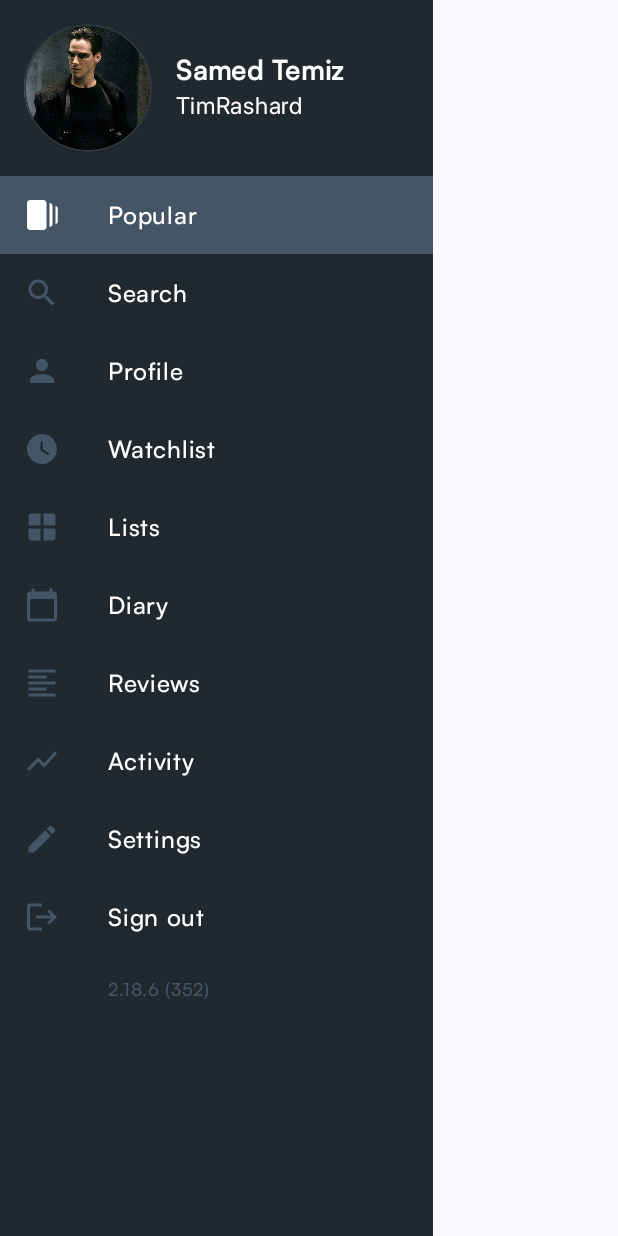
After one commit to SamedTemiz/Letterboxd_Bootcamp, an Android app built with Jetpack Compose: the composable DrawerContent shown on its own in the app's theme, on a phone screen of 412 x 824 dp. The commit adds this screen. Run offline under Robolectric (Android 15) with nearby library versions, the phone set to English and light mode, and no system bars.

Commit message:
Base dashboard is created. Drawer added.

```diff
--- a/app/src/main/java/com/timrashard/letterboxd_bootcamp/MainActivity.kt
+++ b/app/src/main/java/com/timrashard/letterboxd_bootcamp/MainActivity.kt
@@ -4,15 +4,15 @@ import android.os.Bundle
 import androidx.activity.ComponentActivity
 import androidx.activity.compose.setContent
 import androidx.activity.enableEdgeToEdge
+import com.timrashard.letterboxd_bootcamp.presentation.screens.popular.PopularScreen
 import com.timrashard.letterboxd_bootcamp.ui.theme.Letterboxd_BootcampTheme
 
 class MainActivity : ComponentActivity() {
     override fun onCreate(savedInstanceState: Bundle?) {
         super.onCreate(savedInstanceState)
-        enableEdgeToEdge()
         setContent {
             Letterboxd_BootcampTheme {
-
+                PopularScreen()
             }
         }
     }
--- /dev/null
+++ b/app/src/main/java/com/timrashard/letterboxd_bootcamp/presentation/components/DrawerContent.kt
@@ -0,0 +1,147 @@
+package com.timrashard.letterboxd_bootcamp.presentation.components
+
+import androidx.compose.foundation.Image
+import androidx.compose.foundation.background
+import androidx.compose.foundation.border
+import androidx.compose.foundation.clickable
+import androidx.compose.foundation.layout.Column
+import androidx.compose.foundation.layout.Row
+import androidx.compose.foundation.layout.Spacer
+import androidx.compose.foundation.layout.fillMaxSize
+import androidx.compose.foundation.layout.fillMaxWidth
+import androidx.compose.foundation.layout.padding
+import androidx.compose.foundation.layout.size
+import androidx.compose.foundation.layout.width
+import androidx.compose.foundation.lazy.LazyColumn
+import androidx.compose.foundation.lazy.itemsIndexed
+import androidx.compose.foundation.shape.CircleShape
+import androidx.compose.material3.Icon
+import androidx.compose.material3.ModalDrawerSheet
+import androidx.compose.material3.Text
+import androidx.compose.runtime.Composable
+import androidx.compose.runtime.mutableStateOf
+import androidx.compose.runtime.remember
+import androidx.compose.ui.Alignment
+import androidx.compose.ui.Modifier
+import androidx.compose.ui.draw.clip
+import androidx.compose.ui.graphics.Color
+import androidx.compose.ui.graphics.RectangleShape
+import androidx.compose.ui.res.painterResource
+import androidx.compose.ui.text.font.FontWeight
+import androidx.compose.ui.unit.dp
+import androidx.compose.ui.unit.sp
+import com.timrashard.letterboxd_bootcamp.R
+import com.timrashard.letterboxd_bootcamp.ui.theme.L_Black
+import com.timrashard.letterboxd_bootcamp.ui.theme.L_LightGray
+import com.timrashard.letterboxd_bootcamp.ui.theme.DisplayPro
+import com.timrashard.letterboxd_bootcamp.ui.theme.L_Gray
+import com.timrashard.letterboxd_bootcamp.ui.theme.Satoshi
+
+@Composable
+fun DrawerContent() {
+    val menuList = listOf(
+        DrawerMenu(icon = R.drawable.ic_popular, "Popular"),
+        DrawerMenu(icon = R.drawable.ic_search, "Search"),
+        DrawerMenu(icon = R.drawable.ic_profile, "Profile"),
+        DrawerMenu(icon = R.drawable.ic_watchlist, "Watchlist"),
+        DrawerMenu(icon = R.drawable.ic_lists, "Lists"),
+        DrawerMenu(icon = R.drawable.ic_diary, "Diary"),
+        DrawerMenu(icon = R.drawable.ic_review, "Reviews"),
+        DrawerMenu(icon = R.drawable.ic_activity, "Activity"),
+        DrawerMenu(icon = R.drawable.ic_settings, "Settings"),
+        DrawerMenu(icon = R.drawable.ic_signout, "Sign out")
+    )
+
+    val selectedItem = remember { mutableStateOf(0) }
+
+    ModalDrawerSheet(
+        modifier = Modifier.fillMaxWidth(0.70f),
+        drawerShape = RectangleShape,
+        drawerContainerColor = L_Black,
+        drawerContentColor = Color.White
+    ) {
+        Column(
+            horizontalAlignment = Alignment.Start,
+            modifier = Modifier.fillMaxSize()
+        ) {
+            Row(
+                verticalAlignment = Alignment.CenterVertically,
+                modifier = Modifier.padding(start = 16.dp, top = 16.dp, bottom = 16.dp)
+            ) {
+                Image(
+                    painter = painterResource(id = R.drawable.neo),
+                    contentDescription = "Profile Picture",
+                    modifier = Modifier
+                        .size(85.dp)
+                        .clip(CircleShape)
+                        .border(1.dp, L_Gray, CircleShape)
+                )
+
+                Spacer(modifier = Modifier.width(16.dp))
+
+                Column {
+                    Text(
+                        text = "Samed Temiz",
+                        fontFamily = Satoshi,
+                        fontSize = 18.sp,
+                        fontWeight = FontWeight.Bold,
+                    )
+                    Text(
+                        text = "TimRashard",
+                        fontSize = 16.sp,
+                        fontFamily = DisplayPro,
+                    )
+                }
+            }
+
+            LazyColumn(
+                modifier = Modifier.fillMaxWidth()
+            ) {
+                itemsIndexed(menuList) { index, item ->
+                    Row(
+                        modifier = Modifier
+                            .fillMaxWidth()
+                            .clickable {
+                                selectedItem.value = index
+                            }
+                            .background(
+                                color = if(index == selectedItem.value) L_LightGray else Color.Transparent
+                            )
+                            .padding(horizontal = 16.dp, vertical = 14.dp)
+                    ) {
+                        Icon(
+                            painter = painterResource(id = item.icon),
+                            contentDescription = "Icon",
+                            tint = if(index == selectedItem.value) Color.White else L_LightGray,
+                            modifier = Modifier.size(24.dp)
+                        )
+
+                        Text(
+                            text = item.title,
+                            fontFamily = Satoshi,
+                            fontSize = 16.sp,
+                            modifier = Modifier.padding(start = 32.dp)
+                        )
+                    }
+                }
+            }
+
+            Row(
+                modifier = Modifier.fillMaxWidth()
+                    .padding(horizontal = 16.dp, vertical = 10.dp)
+            ) {
+                Spacer(Modifier.size(24.dp))
+
+                Text(
+                    text = "2.18.6 (352)",
+                    fontFamily = Satoshi,
+                    fontSize = 12.sp,
+                    color = L_LightGray,
+                    modifier = Modifier.padding(start = 32.dp)
+                )
+            }
+        }
+    }
+}
+
+data class DrawerMenu(var icon: Int, var title: String)
--- a/app/src/main/java/com/timrashard/letterboxd_bootcamp/ui/theme/Type.kt
+++ b/app/src/main/java/com/timrashard/letterboxd_bootcamp/ui/theme/Type.kt
@@ -2,9 +2,11 @@ package com.timrashard.letterboxd_bootcamp.ui.theme
 
 import androidx.compose.material3.Typography
 import androidx.compose.ui.text.TextStyle
+import androidx.compose.ui.text.font.Font
 import androidx.compose.ui.text.font.FontFamily
 import androidx.compose.ui.text.font.FontWeight
 import androidx.compose.ui.unit.sp
+import com.timrashard.letterboxd_bootcamp.R
 
 // Set of Material typography styles to start with
 val Typography = Typography(
@@ -32,3 +34,6 @@ val Typography = Typography(
     )
     */
 )
+
+val Satoshi = FontFamily(Font(R.font.satoshi_medium))
+val DisplayPro = FontFamily(Font(R.font.sf_pro_display))
--- /dev/null
+++ b/app/src/main/res/drawable/ic_activity.xml
@@ -0,0 +1,5 @@
+<vector xmlns:android="http://schemas.android.com/apk/res/android" android:autoMirrored="true" android:height="24dp" android:tint="#000000" android:viewportHeight="24" android:viewportWidth="24" android:width="24dp">
+
+    <path android:fillColor="@android:color/white" android:pathData="M3.5,18.49l6,-6.01 4,4L22,6.92l-1.41,-1.41 -7.09,7.97 -4,-4L2,16.99z"/>
+
+</vector>
--- /dev/null
+++ b/app/src/main/res/drawable/ic_diary.xml
@@ -0,0 +1,5 @@
+<vector xmlns:android="http://schemas.android.com/apk/res/android" android:height="24dp" android:tint="#000000" android:viewportHeight="24" android:viewportWidth="24" android:width="24dp">
+
+    <path android:fillColor="@android:color/white" android:pathData="M20,3h-1L19,1h-2v2L7,3L7,1L5,1v2L4,3c-1.1,0 -2,0.9 -2,2v16c0,1.1 0.9,2 2,2h16c1.1,0 2,-0.9 2,-2L22,5c0,-1.1 -0.9,-2 -2,-2zM20,21L4,21L4,8h16v13z"/>
+
+</vector>
--- /dev/null
+++ b/app/src/main/res/drawable/ic_lists.xml
@@ -0,0 +1,11 @@
+<vector xmlns:android="http://schemas.android.com/apk/res/android" android:height="24dp" android:tint="#000000" android:viewportHeight="24" android:viewportWidth="24" android:width="24dp">
+
+    <path android:fillColor="@android:color/white" android:pathData="M11,11V3H5C3.9,3 3,3.9 3,5v6H11z"/>
+
+    <path android:fillColor="@android:color/white" android:pathData="M13,11h8V5c0,-1.1 -0.9,-2 -2,-2h-6V11z"/>
+
+    <path android:fillColor="@android:color/white" android:pathData="M11,13H3v6c0,1.1 0.9,2 2,2h6V13z"/>
+
+    <path android:fillColor="@android:color/white" android:pathData="M13,13v8h6c1.1,0 2,-0.9 2,-2v-6H13z"/>
+
+</vector>
--- /dev/null
+++ b/app/src/main/res/drawable/ic_popular.xml
@@ -0,0 +1,5 @@
+<vector xmlns:android="http://schemas.android.com/apk/res/android" android:height="24dp" android:tint="#000000" android:viewportHeight="24" android:viewportWidth="24" android:width="24dp">
+
+    <path android:fillColor="@android:color/white" android:pathData="M17,4c1.1,0 2,0.9 2,2v12c0,1.1 -0.9,2 -2,2V4zM2,20c0,1.1 0.9,2 2,2h9c1.1,0 2,-0.9 2,-2V4c0,-1.1 -0.9,-2 -2,-2H4C2.9,2 2,2.9 2,4V20zM21,18c0.83,0 1.5,-0.67 1.5,-1.5v-9C22.5,6.67 21.83,6 21,6V18z"/>
+
+</vector>
--- /dev/null
+++ b/app/src/main/res/drawable/ic_profile.xml
@@ -0,0 +1,5 @@
+<vector xmlns:android="http://schemas.android.com/apk/res/android" android:height="24dp" android:tint="#000000" android:viewportHeight="24" android:viewportWidth="24" android:width="24dp">
+
+    <path android:fillColor="@android:color/white" android:pathData="M12,12c2.21,0 4,-1.79 4,-4s-1.79,-4 -4,-4 -4,1.79 -4,4 1.79,4 4,4zM12,14c-2.67,0 -8,1.34 -8,4v2h16v-2c0,-2.66 -5.33,-4 -8,-4z"/>
+
+</vector>
--- /dev/null
+++ b/app/src/main/res/drawable/ic_review.xml
@@ -0,0 +1,5 @@
+<vector xmlns:android="http://schemas.android.com/apk/res/android" android:autoMirrored="true" android:height="24dp" android:tint="#000000" android:viewportHeight="24" android:viewportWidth="24" android:width="24dp">
+
+    <path android:fillColor="@android:color/white" android:pathData="M15,15L3,15v2h12v-2zM15,7L3,7v2h12L15,7zM3,13h18v-2L3,11v2zM3,21h18v-2L3,19v2zM3,3v2h18L21,3L3,3z"/>
+
+</vector>
--- /dev/null
+++ b/app/src/main/res/drawable/ic_search.xml
@@ -0,0 +1,5 @@
+<vector xmlns:android="http://schemas.android.com/apk/res/android" android:height="24dp" android:tint="#000000" android:viewportHeight="24" android:viewportWidth="24" android:width="24dp">
+
+    <path android:fillColor="@android:color/white" android:pathData="M15.5,14h-0.79l-0.28,-0.27C15.41,12.59 16,11.11 16,9.5 16,5.91 13.09,3 9.5,3S3,5.91 3,9.5 5.91,16 9.5,16c1.61,0 3.09,-0.59 4.23,-1.57l0.27,0.28v0.79l5,4.99L20.49,19l-4.99,-5zM9.5,14C7.01,14 5,11.99 5,9.5S7.01,5 9.5,5 14,7.01 14,9.5 11.99,14 9.5,14z"/>
+
+</vector>
--- /dev/null
+++ b/app/src/main/res/drawable/ic_settings.xml
@@ -0,0 +1,5 @@
+<vector xmlns:android="http://schemas.android.com/apk/res/android" android:height="24dp" android:tint="#000000" android:viewportHeight="24" android:viewportWidth="24" android:width="24dp">
+
+    <path android:fillColor="@android:color/white" android:pathData="M3,17.25V21h3.75L17.81,9.94l-3.75,-3.75L3,17.25zM20.71,7.04c0.39,-0.39 0.39,-1.02 0,-1.41l-2.34,-2.34c-0.39,-0.39 -1.02,-0.39 -1.41,0l-1.83,1.83 3.75,3.75 1.83,-1.83z"/>
+
+</vector>
--- /dev/null
+++ b/app/src/main/res/drawable/ic_signout.xml
@@ -0,0 +1,5 @@
+<vector xmlns:android="http://schemas.android.com/apk/res/android" android:autoMirrored="true" android:height="24dp" android:tint="#000000" android:viewportHeight="24" android:viewportWidth="24" android:width="24dp">
+
+    <path android:fillColor="@android:color/white" android:pathData="M17,7l-1.41,1.41L18.17,11H8v2h10.17l-2.58,2.58L17,17l5,-5zM4,5h8V3H4c-1.1,0 -2,0.9 -2,2v14c0,1.1 0.9,2 2,2h8v-2H4V5z"/>
+
+</vector>
--- /dev/null
+++ b/app/src/main/res/drawable/ic_watchlist.xml
@@ -0,0 +1,5 @@
+<vector xmlns:android="http://schemas.android.com/apk/res/android" android:height="24dp" android:tint="#000000" android:viewportHeight="24" android:viewportWidth="24" android:width="24dp">
+
+    <path android:fillColor="@android:color/white" android:pathData="M12,2C6.5,2 2,6.5 2,12s4.5,10 10,10s10,-4.5 10,-10S17.5,2 12,2zM16.2,16.2L11,13V7h1.5v5.2l4.5,2.7L16.2,16.2z"/>
+
+</vector>
```
Also changed, not shown: app/src/main/java/com/timrashard/letterboxd_bootcamp/presentation/screens/popular/PopularScreen.kt (added, +200 -0 lines), app/src/main/java/com/timrashard/letterboxd_bootcamp/ui/theme/Color.kt (+7 -7 lines), app/src/main/res/drawable/neo.jpg (added), app/src/main/res/font/satoshi.ttf (added), app/src/main/res/font/satoshi_medium.ttf (added), app/src/main/res/font/sf_pro_display.OTF (added).
